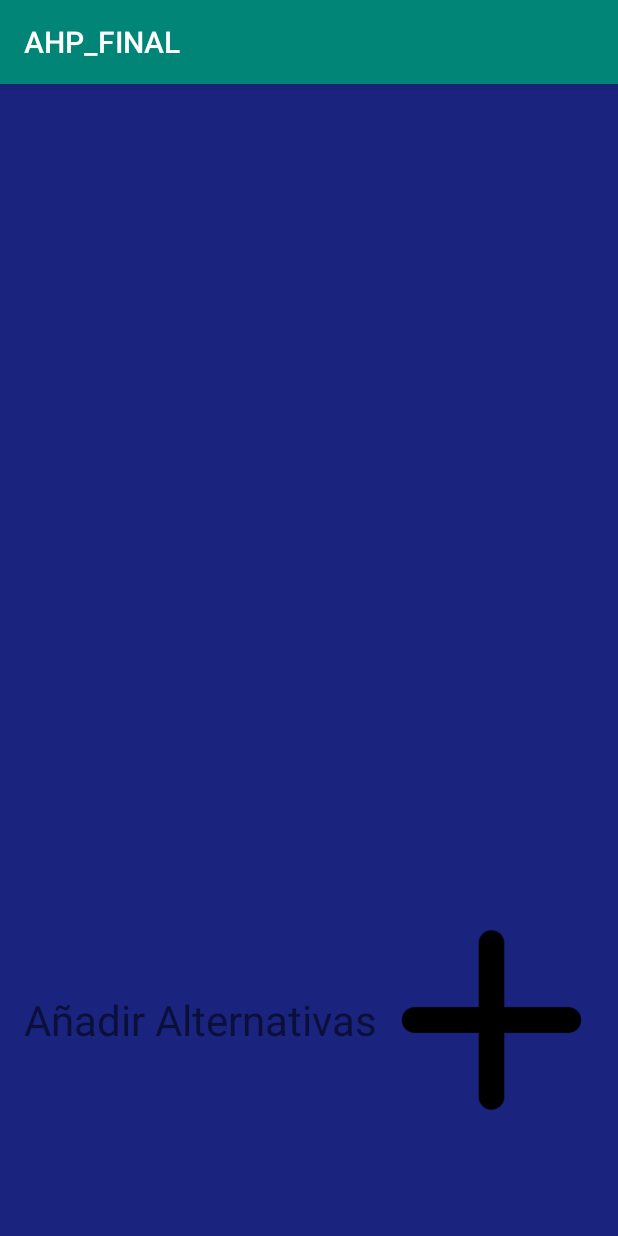
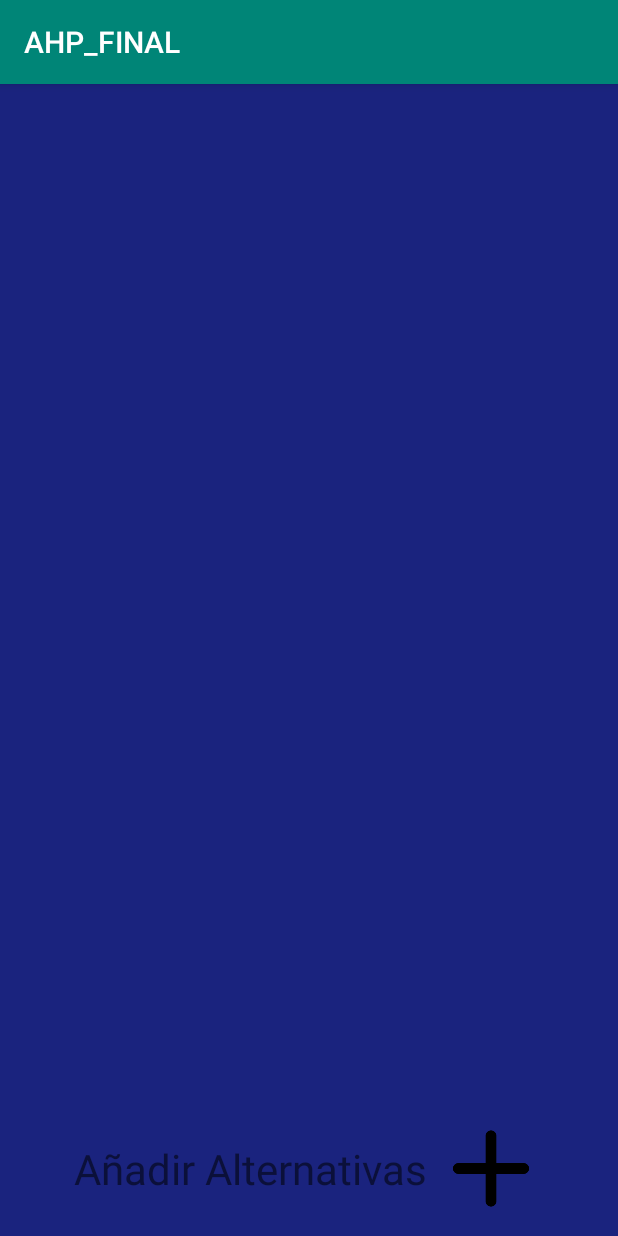
Before and after one commit to kartago852/AHP_FINAL, an Android app: the screen it shows after launch (Alternativa), on a phone screen of 412 x 824 dp. Run offline under Robolectric (Android 15) with nearby library versions, the phone set to English and light mode, and no system bars.

Commit message:
creando vista alternativa

```diff
--- a/app/src/main/res/layout/activity_alternativa.xml
+++ b/app/src/main/res/layout/activity_alternativa.xml
@@ -8,8 +8,10 @@
     android:background="#1a237e">
 
     <ScrollView
+        android:id="@+id/alternativa_scroller"
         android:layout_width="match_parent"
         android:layout_height="match_parent"
+        android:layout_above="@+id/alternativa_btn"
         android:padding="8dp">
 
         <LinearLayout
@@ -20,6 +22,7 @@
 
     </ScrollView>
     <LinearLayout
+        android:id="@+id/alternativa_btn"
         android:layout_width="match_parent"
         android:layout_height="wrap_content"
         android:layout_alignParentBottom="true"
@@ -34,11 +37,12 @@
             android:textSize="28sp" />
 
         <ImageView
-            android:layout_width="wrap_content"
-            android:layout_height="wrap_content"
+            android:layout_width="69dp"
+            android:layout_height="58dp"
+            android:layout_marginStart="8dp"
             android:layout_marginLeft="8dp"
-            android:layout_marginStart="8dp"
-            android:src="@drawable/add"/>
+
+            android:src="@drawable/add" />
 
     </LinearLayout>
 </RelativeLayout>
```
